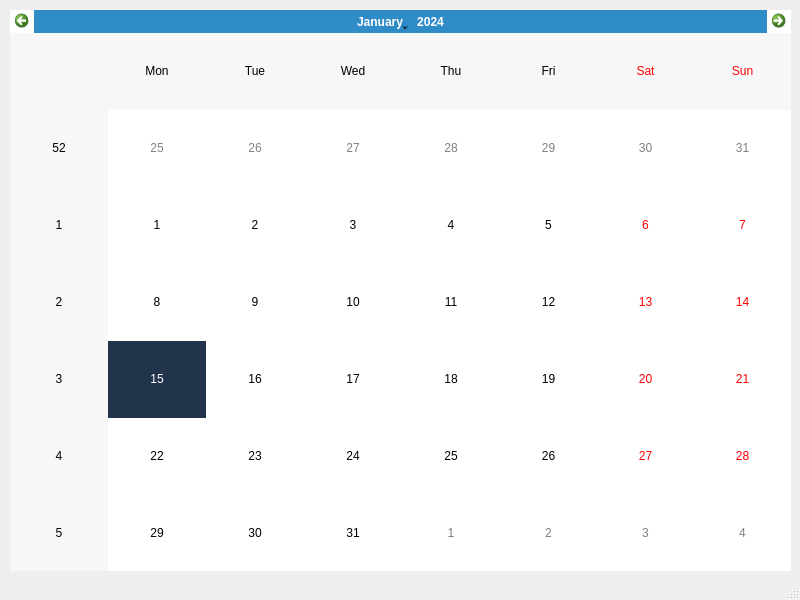
Above: src/mainwindow.ui from muazzamaqeel/CMO before the change. Below: the same form after it.
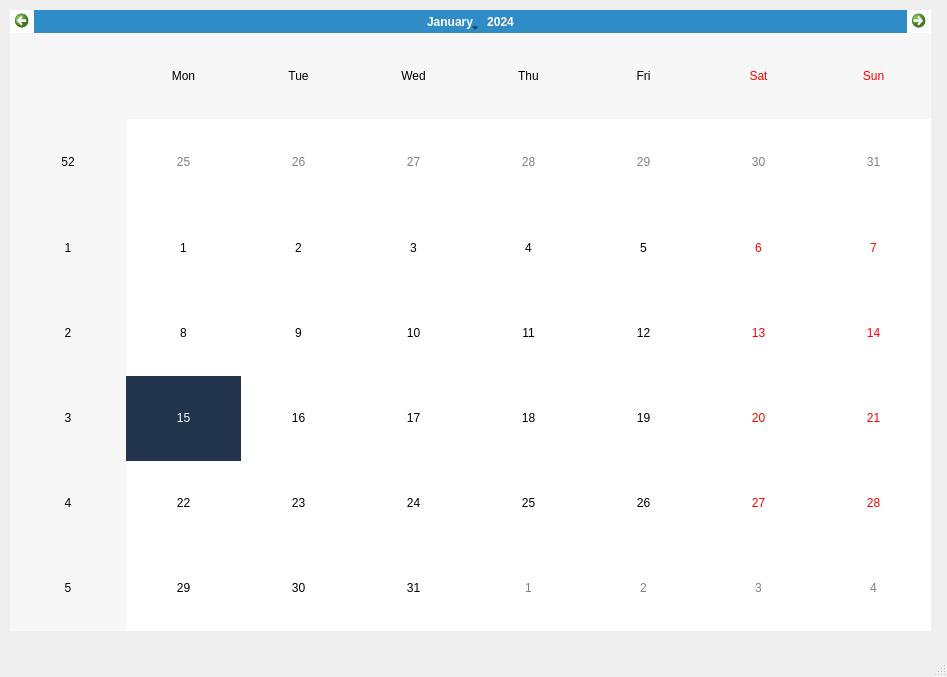
That is the form after the change. Icons and pictures are not drawn.

What changed in the file:
```diff
--- a/src/mainwindow.ui
+++ b/src/mainwindow.ui
@@ -6,8 +6,8 @@
    <rect>
     <x>0</x>
     <y>0</y>
-    <width>800</width>
-    <height>600</height>
+    <width>947</width>
+    <height>677</height>
    </rect>
   </property>
   <property name="windowTitle">
@@ -19,14 +19,14 @@
      <rect>
       <x>10</x>
       <y>10</y>
-      <width>781</width>
-      <height>561</height>
+      <width>921</width>
+      <height>621</height>
      </rect>
     </property>
     <property name="styleSheet">
      <string notr="true">QCalendarWidget {
-background-color: white;
-color: black;
+    background-color: white;
+    color: black;
 }
 
 QCalendarWidget QAbstractItemView:enabled {
@@ -36,29 +36,34 @@
 QCalendarWidget QAbstractItemView:disabled {
     color: #808080; /* Color for disabled dates */
 }
-QCalendarWidget QAbstractItemView:section {
-    background-color: #22344C;
-    color: white; /* Set the text color if needed */
+
+/* Changed the header view background to black and text to white */
+QCalendarWidget QHeaderView {
+    background-color: black;
+    color: white;
 }
+
 QCalendarWidget QAbstractItemView {
     background-color: white; /* Set the background color of the dropdown */
     color: black; /* Set the text color of the dropdown items */
     selection-background-color: #D5FEFF; /* Set the background color of the selected item */
 }
 
-
+/* Updated the navigation buttons background to white */
 #qt_calendar_prevmonth {
     qproperty-icon: url(:/left-arrow.png);
-background-color: white;
+    background-color: white;
 }
 #qt_calendar_nextmonth {
     qproperty-icon: url(:/right-arrow.png);
-background-color: white;
+    background-color: white;
 }
-QCalendarWidget QHeaderView {
-background-color: #22344C;
-    color: white; /* Set the text color of the day names and week numbers */
-}</string>
+
+/* Removed grid lines around the dates in the constructor setGridVisible(false),
+   so no need for additional CSS. 
+   Also, there is no CSS property in Qt to remove lines/borders around the individual dates 
+   if they are a part of the default grid appearance. */
+</string>
     </property>
    </widget>
   </widget>
```
Left out of the diff: 2 changed lines with no effect on the pictures.
